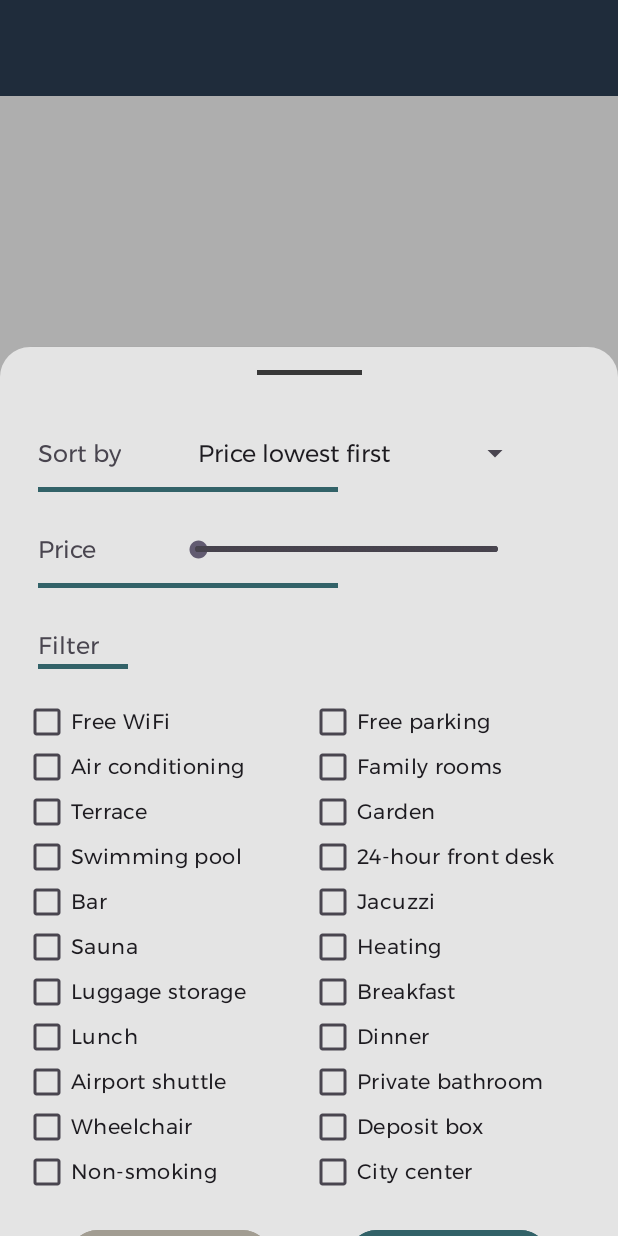
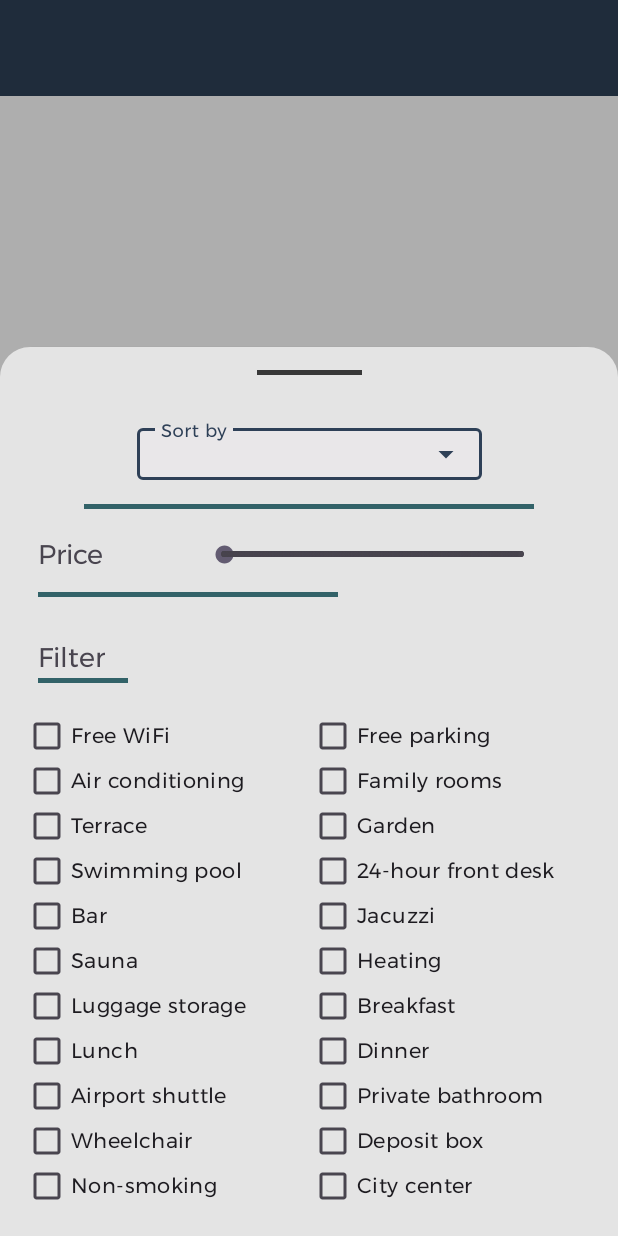
Before and after one commit to Olivera2708/Bookify-mobile, an Android app: the screen it shows after launch (ResultsActivity), after a tap on an icon or button, on a phone screen of 412 x 824 dp. Run offline under Robolectric (Android 15) with nearby library versions, the phone set to English and light mode, and no system bars.

Commit message:
done with sort

```diff
--- a/app/src/main/java/com/example/bookify/ResultsActivity.java
+++ b/app/src/main/java/com/example/bookify/ResultsActivity.java
@@ -10,7 +10,9 @@ import android.view.Gravity;
 import android.view.View;
 import android.view.ViewGroup;
 import android.view.Window;
+import android.widget.AdapterView;
 import android.widget.ArrayAdapter;
+import android.widget.AutoCompleteTextView;
 import android.widget.Button;
 import android.widget.LinearLayout;
 import android.widget.Spinner;
@@ -40,10 +42,21 @@ public class ResultsActivity extends AppCompatActivity {
         dialog.requestWindowFeature(Window.FEATURE_NO_TITLE);
         dialog.setContentView(R.layout.filter);
 
-        Spinner sortSpinner = dialog.findViewById(R.id.sortSpinner);
-        ArrayAdapter<CharSequence>adapter= ArrayAdapter.createFromResource(this, R.array.sort_by, android.R.layout.simple_spinner_item);
-        adapter.setDropDownViewResource(android.R.layout.simple_spinner_item);
-        sortSpinner.setAdapter(adapter);
+//        Spinner sortSpinner = dialog.findViewById(R.id.sortSpinner);
+//        ArrayAdapter<CharSequence>adapter= ArrayAdapter.createFromResource(this, R.array.sort_by, android.R.layout.simple_spinner_item);
+//        adapter.setDropDownViewResource(android.R.layout.simple_spinner_item);
+//        sortSpinner.setAdapter(adapter);
+
+        String[] sort = new String[] {"Price lowest first", "Price highest first", "Name"};
+        ArrayAdapter<String> adapter = new ArrayAdapter<>(this, R.layout.dropdown_item, sort);
+        AutoCompleteTextView autoCompleteTextView = dialog.findViewById(R.id.filled_exposed);
+        autoCompleteTextView.setAdapter(adapter);
+        autoCompleteTextView.setOnItemClickListener(new AdapterView.OnItemClickListener() {
+            @Override
+            public void onItemClick(AdapterView<?> adapterView, View view, int i, long l) {
+                //code when something is selected
+            }
+        });
 
         dialog.show();
         dialog.getWindow().setLayout(ViewGroup.LayoutParams.MATCH_PARENT, ViewGroup.LayoutParams.WRAP_CONTENT);
--- /dev/null
+++ b/app/src/main/res/layout/dropdown_item.xml
@@ -0,0 +1,10 @@
+<?xml version="1.0" encoding="utf-8"?>
+<TextView xmlns:android="http://schemas.android.com/apk/res/android"
+    android:layout_width="match_parent"
+    android:layout_height="wrap_content"
+    android:padding="16dp"
+    android:maxLines="1"
+    android:ellipsize="end"
+    android:textAppearance="@style/TextAppearance.MaterialComponents.Subtitle1">
+
+</TextView>
--- a/app/src/main/res/layout/filter.xml
+++ b/app/src/main/res/layout/filter.xml
@@ -19,49 +19,48 @@
         app:layout_constraintStart_toStartOf="parent"
         app:layout_constraintTop_toTopOf="parent"/>
 
-    <TextView
-        android:id="@+id/sortText"
-        android:layout_width="wrap_content"
-        android:layout_height="wrap_content"
-        android:text="@string/sort"
-        android:textSize="16sp"
-        android:layout_marginTop="40dp"
-        android:layout_marginHorizontal="10dp"
+    <com.google.android.material.textfield.TextInputLayout
+        android:id="@+id/textInputLayout"
+        style="@style/Widget.Material3.TextInputLayout.OutlinedBox.Dense.ExposedDropdownMenu"
+        android:layout_width="230dp"
+        android:layout_height="40dp"
+        android:layout_marginTop="30dp"
+        app:layout_constraintEnd_toEndOf="parent"
         app:layout_constraintStart_toStartOf="parent"
-        app:layout_constraintTop_toBottomOf="@id/line"/>
+        app:layout_constraintTop_toBottomOf="@+id/line">
 
-    <Spinner
-        android:id="@+id/sortSpinner"
-        android:layout_width="230dp"
-        android:layout_height="wrap_content"
-        android:spinnerMode="dropdown"
-        tools:layout_editor_absoluteX="1dp"
-        tools:layout_editor_absoluteY="75dp"
-        app:layout_constraintStart_toEndOf="@id/sortText"
-        app:layout_constraintEnd_toEndOf="parent"
-        app:layout_constraintTop_toTopOf="@id/sortText"
-        app:layout_constraintBottom_toBottomOf="@id/sortText"/>
+        <AutoCompleteTextView
+            android:id="@+id/filled_exposed"
+            android:layout_width="match_parent"
+            android:layout_height="match_parent"
+            android:padding="0dp"
+            android:hint="@string/sort"
+            android:inputType="none">
+
+        </AutoCompleteTextView>
+    </com.google.android.material.textfield.TextInputLayout>
 
     <View
         android:id="@+id/lineSort"
-        android:layout_width="200dp"
+        android:layout_width="300dp"
         android:layout_height="3dp"
-        android:layout_marginVertical="10dp"
         android:layout_gravity="center_horizontal"
+        android:layout_marginTop="16dp"
         android:background="?colorOutline"
-        app:layout_constraintStart_toStartOf="@id/sortText"
-        app:layout_constraintTop_toBottomOf="@id/sortText"/>
+        app:layout_constraintEnd_toEndOf="parent"
+        app:layout_constraintStart_toStartOf="parent"
+        app:layout_constraintTop_toBottomOf="@+id/textInputLayout" />
 
     <TextView
         android:id="@+id/priceText"
         android:layout_width="wrap_content"
         android:layout_height="wrap_content"
+        android:layout_marginHorizontal="10dp"
+        android:layout_marginTop="16dp"
         android:text="@string/price"
-        android:textSize="16sp"
-        android:layout_marginTop="26dp"
-        android:layout_marginHorizontal="10dp"
+        android:textSize="18sp"
         app:layout_constraintStart_toStartOf="parent"
-        app:layout_constraintTop_toBottomOf="@id/lineSort"/>
+        app:layout_constraintTop_toBottomOf="@id/lineSort" />
 
     <SeekBar
         android:id="@+id/priceBar"
@@ -70,6 +69,7 @@
         android:layout_height="wrap_content"
         android:max="1000"
         android:progress="1"
+        android:layout_marginStart="30dp"
         app:layout_constraintStart_toEndOf="@id/priceText"
         app:layout_constraintEnd_toEndOf="parent"
         app:layout_constraintTop_toTopOf="@id/priceText"
@@ -79,18 +79,18 @@
         android:id="@+id/linePrice"
         android:layout_width="200dp"
         android:layout_height="3dp"
-        android:layout_marginVertical="10dp"
         android:layout_gravity="center_horizontal"
+        android:layout_marginVertical="16dp"
         android:background="?colorOutline"
         app:layout_constraintStart_toStartOf="@id/priceText"
-        app:layout_constraintTop_toBottomOf="@id/priceText"/>
+        app:layout_constraintTop_toBottomOf="@+id/priceBar" />
 
     <TextView
         android:id="@+id/filterText"
         android:layout_width="wrap_content"
         android:layout_height="wrap_content"
         android:text="@string/filter"
-        android:textSize="16sp"
+        android:textSize="18sp"
         android:layout_marginTop="26dp"
         android:layout_marginHorizontal="10dp"
         app:layout_constraintStart_toStartOf="parent"
--- a/app/src/main/res/values/strings.xml
+++ b/app/src/main/res/values/strings.xml
@@ -33,10 +33,4 @@
     <string name="deposit_box">Deposit box</string>
     <string name="non_smoking">Non-smoking</string>
     <string name="city_center">City center</string>
-
-    <string-array name="sort_by">
-        <item>Price lowest first</item>
-        <item>Price highest first</item>
-        <item>Name</item>
-    </string-array>
 </resources>
```
